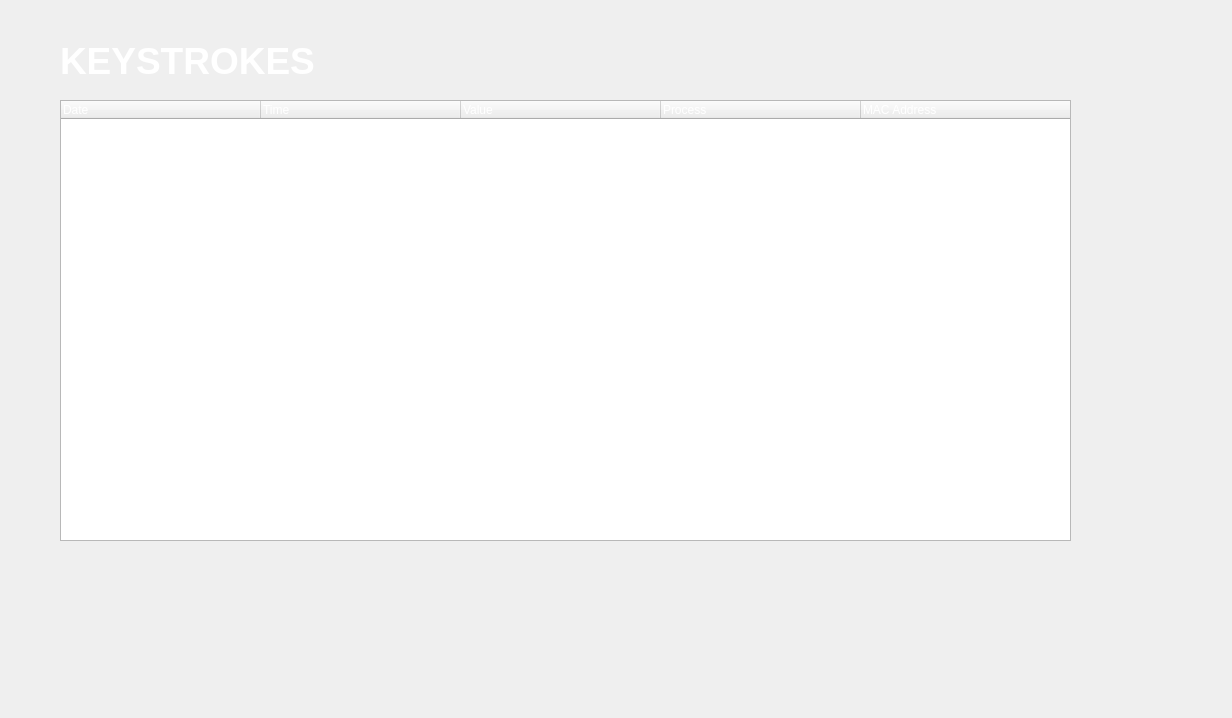
komodo6/AVERT, file src/views/KeyStrokesWidget.ui: the form before one commit.
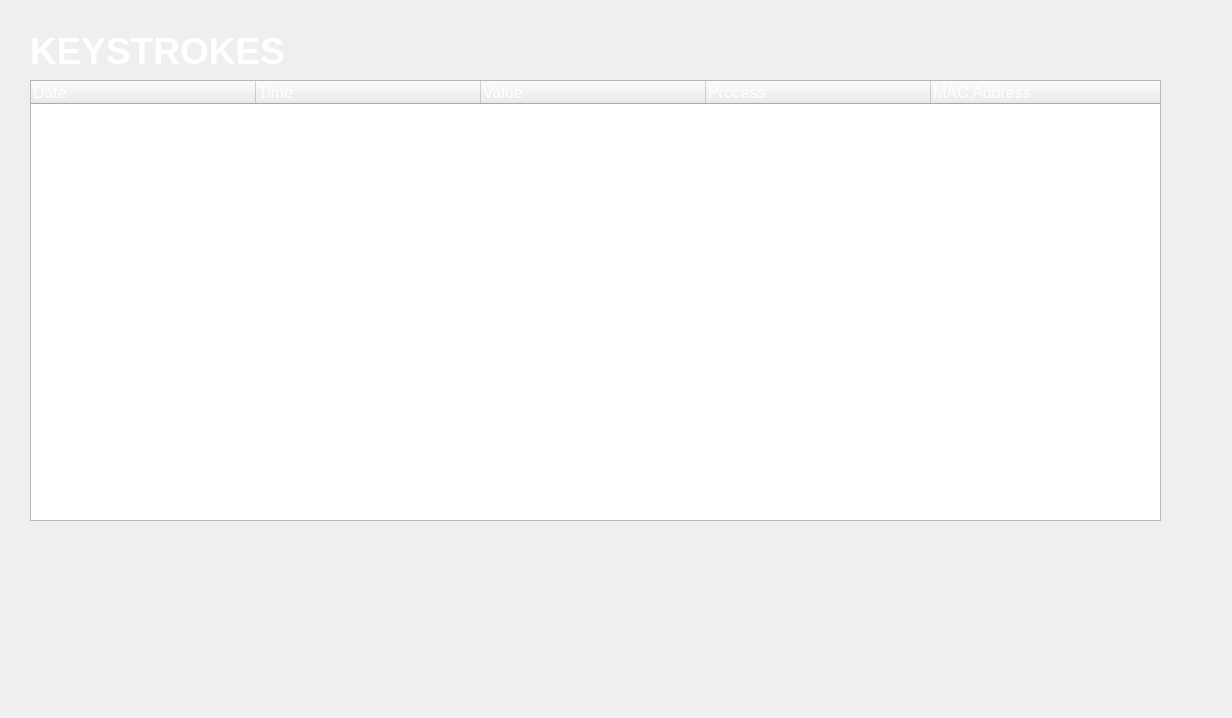
The form after the commit.

Commit message: fixed font size

Patch:
```diff
--- a/src/views/KeyStrokesWidget.ui
+++ b/src/views/KeyStrokesWidget.ui
@@ -16,8 +16,8 @@
   <widget class="QLabel" name="label_2">
    <property name="geometry">
     <rect>
-     <x>60</x>
-     <y>40</y>
+     <x>30</x>
+     <y>30</y>
      <width>341</width>
      <height>41</height>
     </rect>
@@ -61,12 +61,19 @@
   <widget class="QTreeWidget" name="treeWidget">
    <property name="geometry">
     <rect>
-     <x>60</x>
-     <y>100</y>
-     <width>1011</width>
+     <x>30</x>
+     <y>80</y>
+     <width>1131</width>
      <height>441</height>
     </rect>
    </property>
+   <property name="font">
+    <font>
+     <pointsize>12</pointsize>
+     <weight>50</weight>
+     <bold>false</bold>
+    </font>
+   </property>
    <property name="styleSheet">
     <string notr="true">color: white;</string>
    </property>
@@ -101,7 +108,7 @@
     <bool>false</bool>
    </property>
    <attribute name="headerDefaultSectionSize">
-    <number>200</number>
+    <number>225</number>
    </attribute>
    <column>
     <property name="text">
```
Left out of the diff: 24 changed lines with no effect on the pictures. The commit also changes 1 other file.
